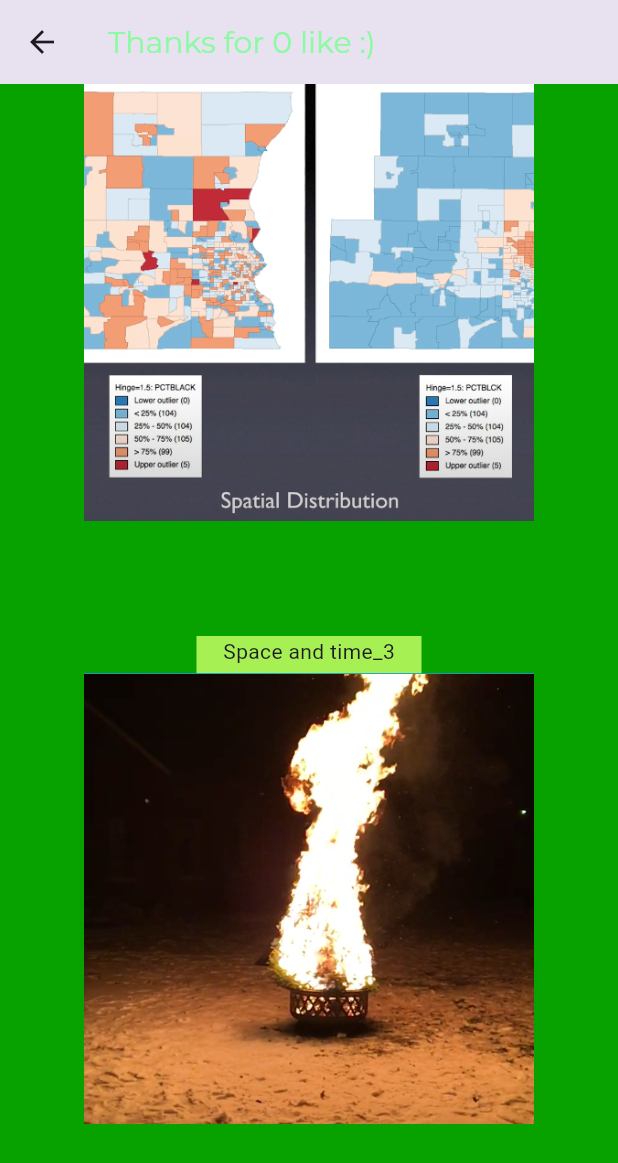
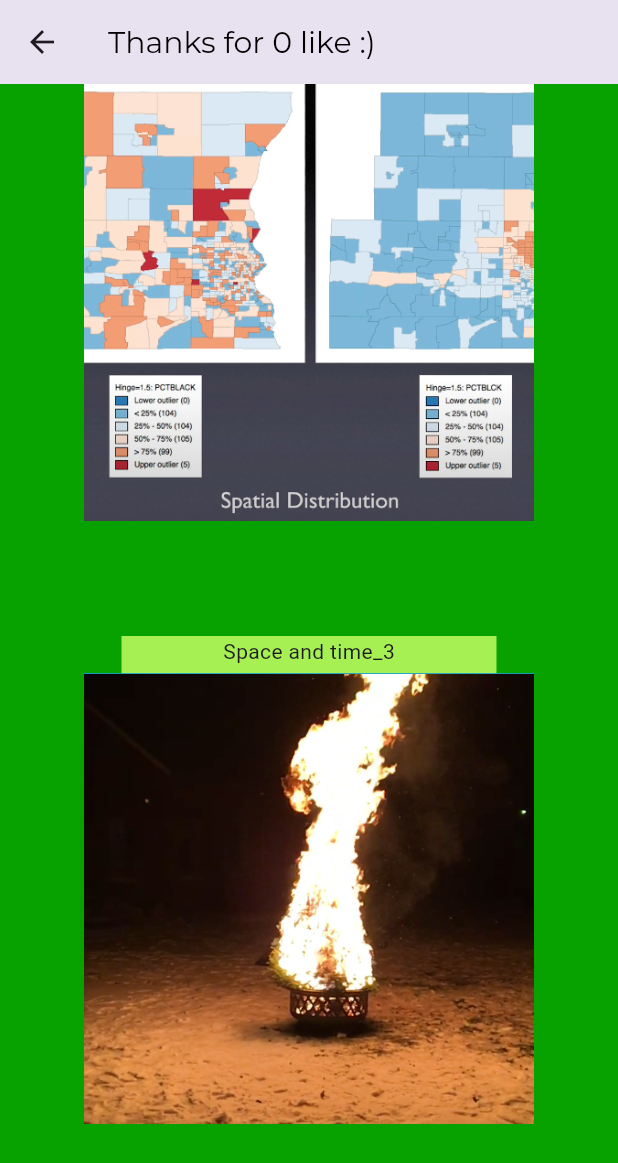
Before and after one commit to gramjos/tour_co, a Flutter app: the Locations screen opened directly with empty values, scrolled down 438 dp, on a phone screen of 412 x 824 dp. Shown: the top 1163 px of the screen. Run offline on Flutter 3.47's test engine with Material 3 defaults, Android fonts, the light colour scheme and no system bars; missing offline and left inert: syncfusion_flutter_pdfviewer.

Commit message:
slowly but surely

```diff
--- a/lib/models/location.dart
+++ b/lib/models/location.dart
@@ -11,12 +11,31 @@ class Location {
 
   static List<Location> fetchAll() {
     return [
-      Location(1, 'Space and time', 'assets/images/inc_tri.png',
-          'assets/images/bug_in_box.png', [
-        LocationFact('Summary',
-            'While we could go on about the ethereal glow and seemingly endless heights of this bamboo grove on the outskirts of Kyoto, the sight\'s pleasures extend beyond the visual realm.'),
-        LocationFact('How to Get There',
-            'Kyoto airport, with several terminals, is located 16 kilometres south of the city and is also known as Kyoto. Kyoto can also be reached by transport links from other regional airports.'),
+      Location(1, 'Poetry - i trapped a bug in a box',
+          'assets/images/the_bug.png', 'assets/images/bug_in_box.png', [
+        LocationFact('i trapped a bug in a box', """
+
+i trapped a bug in a box and i hear it knock
+from within a cardboard box.
+
+As I stare thru a screen it gave me a spook when
+i saw it there
+
+i waited for the harm to dissipate and decided it
+did belong in my line of sight.
+
+It wrestles inside its enclosure wrapped in
+darkness as it knocks
+
+this bug knocks as i scoff and mock
+
+i sit here listening to the petitioning bug knock,
+unclear will it ever disappear
+
+it was decided since our fates collided our mate will
+not resuscitate
+
+as the bug pleas i am carefree, all bugs die around me """),
       ]),
       Location(
           2,
--- a/lib/screens/locations/locations.dart
+++ b/lib/screens/locations/locations.dart
@@ -39,7 +39,7 @@ class Locations extends StatelessWidget {
               Container(
                 alignment: Alignment.topCenter,
                 height: 25,
-                width: 150,
+                width: 250,
                 color: const Color.fromARGB(255, 167, 240, 84),
                 child: Text(location.name),
               ),
--- a/lib/style.dart
+++ b/lib/style.dart
@@ -10,7 +10,7 @@ const appBarTextStyle = TextStyle(
   fontFamily: fontNameDefault,
   fontWeight: FontWeight.w300,
   fontSize: mediumTextSize,
-  color: Color.fromARGB(255, 138, 251, 162),
+  color: Color.fromARGB(255, 0, 0, 0),
 );
 
 const titleTextStyle = TextStyle(
@@ -24,5 +24,5 @@ const body1TextStyle = TextStyle(
   fontFamily: fontNameDefault,
   fontWeight: FontWeight.w300,
   fontSize: bodyTextSize,
-  color: Color.fromARGB(255, 233, 0, 241),
+  color: Color.fromARGB(255, 0, 0, 0),
 );
```
Also changed, not shown: lib/scoped_models/scoped_like_count.dart (+9 -0 lines), lib/screens/home/dynamic_liking.dart (+6 -2 lines), lib/screens/home/start_page.dart (+72 -49 lines), lib/screens/resume/resume.dart (+23 -2 lines), 3 other files.
